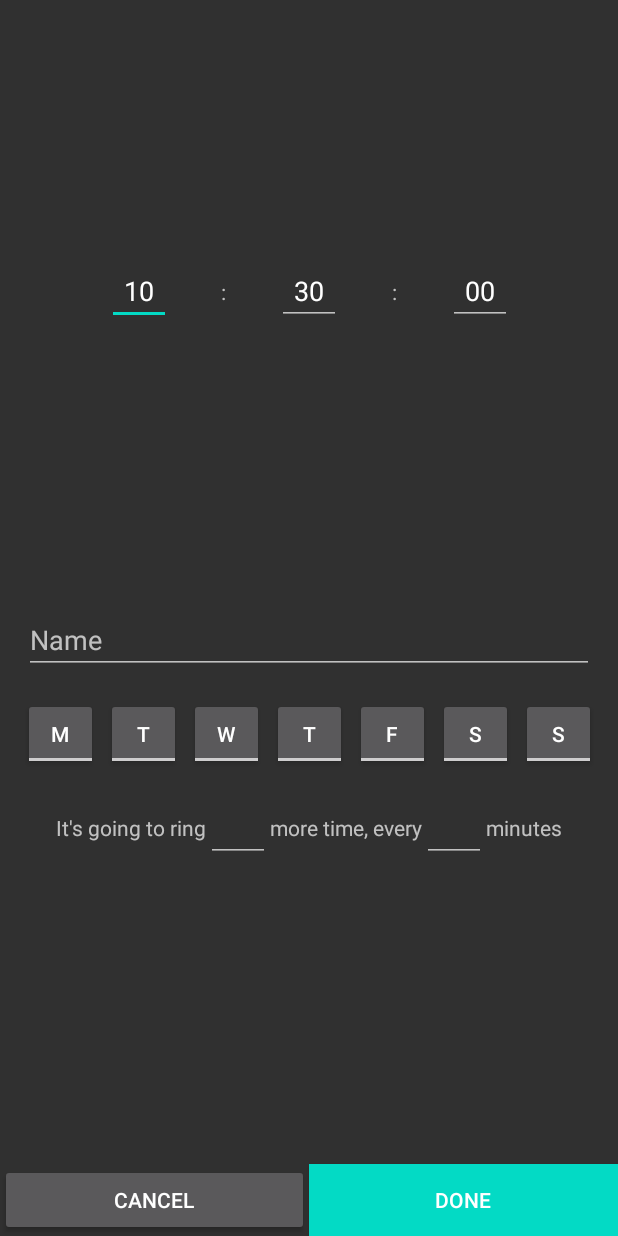
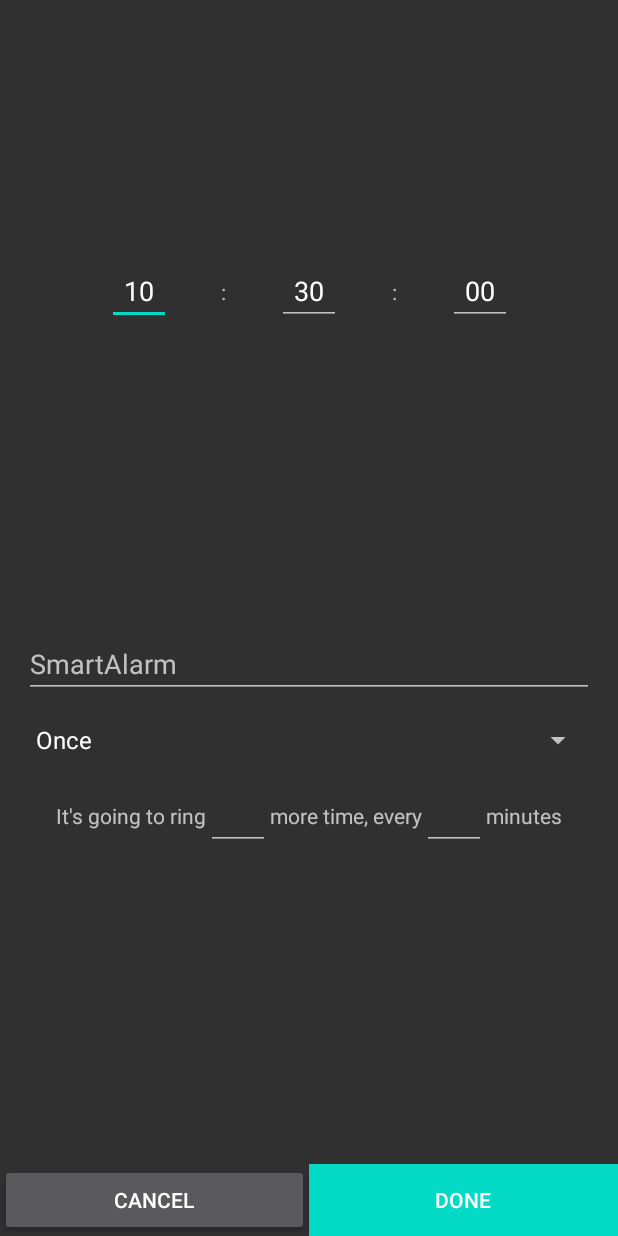
Before and after one commit to NahuelUliassiPirchio/SmartAlarm, an Android app: the NewAlarm screen opened directly, with no data from a screen before it, on a phone screen of 412 x 824 dp. Run offline under Robolectric (Android 15) with nearby library versions, the phone set to English and light mode, and no system bars.

Commit message:
broadcastReceiver+alarmModes+converters

```diff
--- a/app/src/main/java/com/example/smartalarm/AlarmDataBase.java
+++ b/app/src/main/java/com/example/smartalarm/AlarmDataBase.java
@@ -6,8 +6,10 @@ import androidx.room.Dao;
 import androidx.room.Database;
 import androidx.room.Room;
 import androidx.room.RoomDatabase;
+import androidx.room.TypeConverters;
 
-@Database(entities = {Alarm.class}, version = 1, exportSchema = false)
+@Database(entities = {Alarm.class}, version = 2, exportSchema = false)
+@TypeConverters({Converters.class})
 public abstract class AlarmDataBase extends RoomDatabase {
     private static AlarmDataBase dataBase;
     private static final String DATABASE_NAME = "alarm_database";
--- a/app/src/main/java/com/example/smartalarm/NewAlarm.java
+++ b/app/src/main/java/com/example/smartalarm/NewAlarm.java
@@ -1,17 +1,20 @@
 package com.example.smartalarm;
+
+import android.content.Intent;
+import android.os.Bundle;
+import android.util.Log;
+import android.view.View;
+import android.widget.AdapterView;
+import android.widget.ArrayAdapter;
+import android.widget.Button;
+import android.widget.EditText;
+import android.widget.LinearLayout;
+import android.widget.Spinner;
+import android.widget.ToggleButton;
 
 import androidx.appcompat.app.AppCompatActivity;
 
-import android.content.Intent;
-import android.icu.text.SimpleDateFormat;
-import android.os.Build;
-import android.os.Bundle;
-import android.view.View;
-import android.widget.Button;
-import android.widget.EditText;
-
-import java.util.Date;
-import java.util.Locale;
+import java.util.Calendar;
 
 public class NewAlarm extends AppCompatActivity {
     public static final String EXTRA_REPLY = "com.example.android.twoactivities.extra.REPLY";
@@ -25,19 +28,75 @@ public class NewAlarm extends AppCompatActivity {
         final EditText hourSetter = findViewById(R.id.hour_setter);
         final EditText minuteSetter = findViewById(R.id.minute_setter);
         final EditText alarmNameSetter = findViewById(R.id.name_setter);
-        if (Build.VERSION.SDK_INT >= Build.VERSION_CODES.N) {
-            minuteSetter.setText(new SimpleDateFormat("mm", Locale.getDefault()).format(new Date()));
-            hourSetter.setText(new SimpleDateFormat("HH", Locale.getDefault()).format(new Date()));
-        }
-        //  hourSetter.setText(DateFormat.getDateInstance(DateFormat.HOUR0_FIELD).format(new Date()));
+        final Spinner alarmModesSpinner = findViewById(R.id.alarm_modes);
+        ArrayAdapter<CharSequence> alarmModesAdapter = ArrayAdapter.createFromResource(this, R.array.alarm_modes, android.R.layout.simple_spinner_item);
+        alarmModesAdapter.setDropDownViewResource(android.R.layout.simple_spinner_dropdown_item);
+        alarmModesSpinner.setAdapter(alarmModesAdapter);
+        final LinearLayout daysLayout = findViewById(R.id.days_setter);
 
+        final ToggleButton monToggle = findViewById(R.id.monday_toggle);
+        final ToggleButton tueToggle = findViewById(R.id.tuesday_toggle);
+        final ToggleButton wedToggle = findViewById(R.id.wednesday_toggle);
+        final ToggleButton thuToggle = findViewById(R.id.thursday_toggle);
+        final ToggleButton friToggle = findViewById(R.id.friday_toggle);
+        final ToggleButton satToggle = findViewById(R.id.saturday_toggle);
+        final ToggleButton sunToggle = findViewById(R.id.sunday_toggle);
+
+        final boolean[] days = new boolean[7]; //0 = monday , 6 = sunday
+
+        alarmModesSpinner.setOnItemSelectedListener(new AdapterView.OnItemSelectedListener() {
+            @Override
+            public void onItemSelected(AdapterView<?> adapterView, View view, int i, long l) {
+                switch ((int) (adapterView.getItemIdAtPosition(i))) {
+                    case 0:
+                        daysLayout.setVisibility(View.GONE);
+                        for (int j = 0; j < 6; j++) {
+                            days[j] = false;
+                        }
+                        break;
+                    case 1:
+                        daysLayout.setVisibility(View.GONE);
+                        for (int j = 0; j < 7; j++) {
+                            days[j] = true;
+                        }
+                        break;
+                    case 2:
+                        daysLayout.setVisibility(View.VISIBLE);
+                        break;
+                }
+            }
+
+            @Override
+            public void onNothingSelected(AdapterView<?> adapterView) {
+
+            }
+        });
+
+        //TODO: se ve sincero
+        Calendar calendar = Calendar.getInstance();
+        hourSetter.setText(String.valueOf(calendar.get(Calendar.HOUR_OF_DAY)));
+        minuteSetter.setText(String.valueOf(calendar.get(Calendar.MINUTE)));
         Button doneButton = findViewById(R.id.done_button);
         doneButton.setOnClickListener(new View.OnClickListener() {
             @Override
             public void onClick(View view) {
                 String finalHour = hourSetter.getText().toString().trim() + ":" + minuteSetter.getText().toString().trim();
+
+                if (daysLayout.getVisibility()==View.VISIBLE) {
+                    days[0] = monToggle.isChecked();
+                    days[1] = tueToggle.isChecked();
+                    days[2] = wedToggle.isChecked();
+                    days[3] = thuToggle.isChecked();
+                    days[4] = friToggle.isChecked();
+                    days[5] = satToggle.isChecked();
+                    days[6] = sunToggle.isChecked();
+                }
+
                 AlarmDataBase dataBase = AlarmDataBase.getInstance(getApplicationContext());
-                dataBase.alarmDao().insert(new Alarm(finalHour, alarmNameSetter.getText().toString().trim()));
+                Alarm newAlarm = new Alarm(finalHour, alarmNameSetter.getText().toString().trim(), new Week(
+                        days[0],days[1],days[2],days[3],days[4],days[5],days[6]));
+                dataBase.alarmDao().insert(newAlarm);
+                newAlarm.schedule(getApplicationContext());
                 buttonsListener(view);
             }
         });
@@ -48,7 +107,6 @@ public class NewAlarm extends AppCompatActivity {
             replyIntent.putExtra(EXTRA_REPLY, false);
         else
             replyIntent.putExtra(EXTRA_REPLY, true);
-
         setResult(RESULT_OK, replyIntent);
         finish();
     }
--- a/app/src/main/res/layout/activity_new_alarm.xml
+++ b/app/src/main/res/layout/activity_new_alarm.xml
@@ -11,6 +11,7 @@
         android:layout_width="match_parent"
         android:layout_height="0dp"
         app:layout_constraintBottom_toTopOf="@+id/configuration_recycler"
+        app:layout_constraintEnd_toEndOf="parent"
         app:layout_constraintStart_toStartOf="parent"
         app:layout_constraintTop_toTopOf="parent">
 
@@ -79,6 +80,7 @@
         android:layout_width="match_parent"
         android:layout_height="0dp"
         android:orientation="vertical"
+        android:padding="@dimen/setter_margin"
         app:layout_constraintBottom_toTopOf="@id/done_button"
         app:layout_constraintStart_toStartOf="parent"
         app:layout_constraintTop_toBottomOf="@id/time_setter">
@@ -87,19 +89,22 @@
             android:id="@+id/name_setter"
             android:layout_width="match_parent"
             android:layout_height="wrap_content"
-            android:layout_marginStart="@dimen/setter_margin"
             android:layout_marginTop="@dimen/setter_margin"
-            android:layout_marginEnd="@dimen/setter_margin"
-            android:hint="Name"
+            android:hint="@string/app_name"
             android:imeOptions="actionSend"
             android:inputType="textCapSentences" />
 
+        <Spinner
+            android:id="@+id/alarm_modes"
+            android:layout_marginTop="@dimen/setter_margin"
+            android:layout_width="match_parent"
+            android:layout_height="wrap_content" />
+
         <LinearLayout
+            android:id="@+id/days_setter"
             android:layout_width="match_parent"
             android:layout_height="wrap_content"
-            android:layout_marginStart="@dimen/setter_margin"
             android:layout_marginTop="@dimen/setter_margin"
-            android:layout_marginEnd="@dimen/setter_margin"
             android:gravity="center"
             android:orientation="horizontal">
 
--- a/app/src/main/res/values/arrays.xml
+++ b/app/src/main/res/values/arrays.xml
@@ -22,5 +22,9 @@
         <item>12</item>
     </string-array>
 
-
+    <string-array name="alarm_modes">
+        <item>Once</item>
+        <item>Daily</item>
+        <item>Custom</item>
+    </string-array>
 </resources>
```
Also changed, not shown: app/src/main/AndroidManifest.xml (+6 -1 lines), app/src/main/java/com/example/smartalarm/Alarm.java (+59 -2 lines), app/src/main/java/com/example/smartalarm/AlarmAdapter.java (+15 -5 lines), app/src/main/java/com/example/smartalarm/AlarmReceiver.java (added, +70 -0 lines), app/src/main/java/com/example/smartalarm/Converters.java (added, +36 -0 lines), app/src/main/java/com/example/smartalarm/Week.java (added, +131 -0 lines), app/src/main/res/layout/alarm_view.xml (+7 -0 lines), app/src/main/res/layout/fragment_smart_alarm.xml (+22 -0 lines), app/src/main/res/values/strings.xml (+8 -0 lines).
